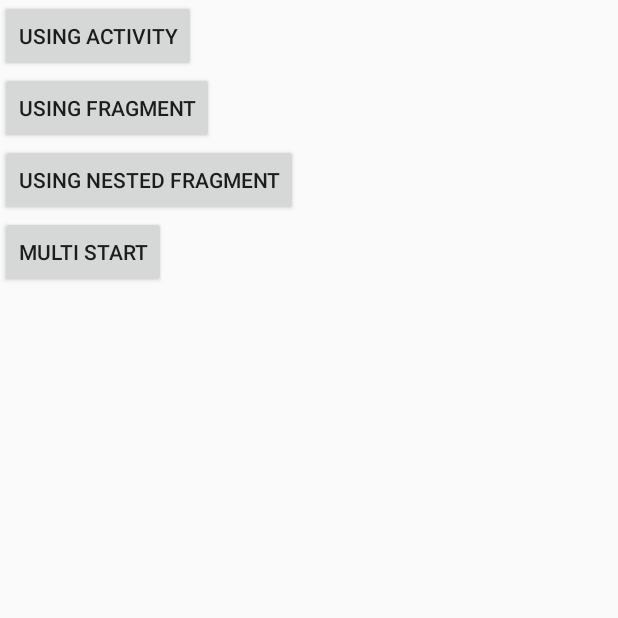
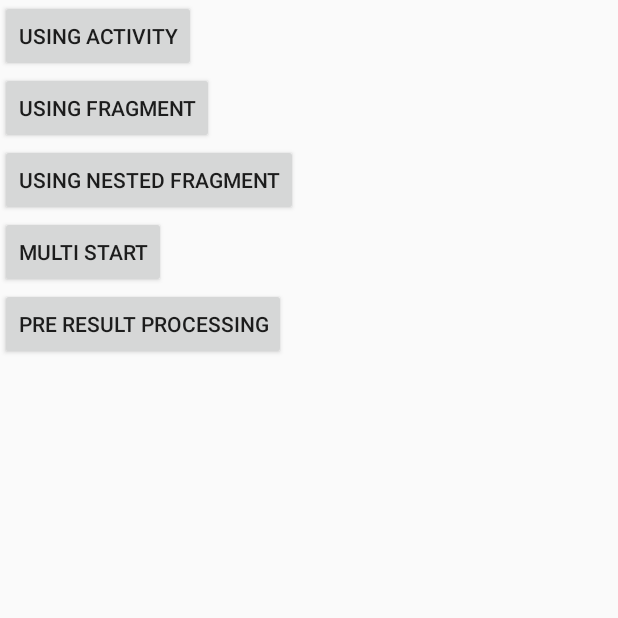
Before and after one commit to zhengzhou/RxActivityResult, an Android app: the screen it shows after launch (StartActivity), on a phone screen of 412 x 824 dp, the top half of it. Run offline under Robolectric (Android 15) with nearby library versions, the phone set to English and light mode, and no system bars; libraries missing offline, so code that uses them is left out: rx.functions, rx.subjects.

Commit message:
Added interface in order to pre process data before finishing onActivityResult

```diff
--- a/app/src/main/AndroidManifest.xml
+++ b/app/src/main/AndroidManifest.xml
@@ -36,6 +36,7 @@
         <activity android:name="app.multi_start.MultiStartActivity" />
         <activity android:name="app.multi_start.FirstActivity"/>
         <activity android:name="app.multi_start.SecondActivity"/>
+        <activity android:name="app.OnPreResultActivity" />
     </application>
 
 </manifest>
--- a/app/src/main/java/app/StartActivity.java
+++ b/app/src/main/java/app/StartActivity.java
@@ -29,5 +29,8 @@ public class StartActivity extends AppCompatActivity {
             startActivity(new Intent(StartActivity.this, MultiStartActivity.class));
         });
 
+        findViewById(R.id.bt_pre_result).setOnClickListener(view -> {
+            startActivity(new Intent(StartActivity.this, OnPreResultActivity.class));
+        });
     }
 }
--- a/app/src/main/res/layout/start_activity.xml
+++ b/app/src/main/res/layout/start_activity.xml
@@ -27,4 +27,10 @@
         android:layout_width="wrap_content"
         android:layout_height="wrap_content"
         android:text="@string/multi_start" />
+
+    <Button
+        android:id="@+id/bt_pre_result"
+        android:layout_width="wrap_content"
+        android:layout_height="wrap_content"
+        android:text="@string/pre_result" />
 </LinearLayout>
--- a/app/src/main/res/values/strings.xml
+++ b/app/src/main/res/values/strings.xml
@@ -8,4 +8,5 @@
     <string name="using_nested_fragment">Using nested fragment</string>
     <string name="intent_sender">Intent sender</string>
     <string name="multi_start">Multi start</string>
+    <string name="pre_result">Pre result processing</string>
 </resources>
--- a/build.gradle
+++ b/build.gradle
@@ -5,7 +5,7 @@ buildscript {
         jcenter()
     }
     dependencies {
-        classpath 'com.android.tools.build:gradle:2.1.3'
+        classpath 'com.android.tools.build:gradle:2.2.0'
         classpath 'com.github.dcendents:android-maven-gradle-plugin:1.4.1'
         // NOTE: Do not place your application dependencies here; they belong
         // in the individual module build.gradle files
--- a/rx_activity_result/src/main/java/rx_activity_result/HolderActivity.java
+++ b/rx_activity_result/src/main/java/rx_activity_result/HolderActivity.java
@@ -23,6 +23,7 @@ import android.os.Bundle;
 
 public class HolderActivity extends Activity {
     private static Request request;
+    private OnResult onPreResult;
     private OnResult onResult;
     private int resultCode;
     private Intent data;
@@ -35,6 +36,7 @@ public class HolderActivity extends Activity {
             return;
         }
 
+        onPreResult = request.onPreResult();
         onResult = request.onResult();
 
         if (savedInstanceState != null) return;
@@ -76,6 +78,10 @@ public class HolderActivity extends Activity {
         this.resultCode = resultCode;
         this.data = data;
 
+        if (this.onPreResult != null) {
+            this.onPreResult.response(resultCode, data);
+        }
+
         finish();
     }
 
--- a/rx_activity_result/src/main/java/rx_activity_result/OnResult.java
+++ b/rx_activity_result/src/main/java/rx_activity_result/OnResult.java
@@ -5,6 +5,6 @@ import android.support.annotation.Nullable;
 
 import java.io.Serializable;
 
-interface OnResult extends Serializable {
+public interface OnResult extends Serializable {
     void response(int resultCode, @Nullable Intent data);
 }
--- a/rx_activity_result/src/main/java/rx_activity_result/RxActivityResult.java
+++ b/rx_activity_result/src/main/java/rx_activity_result/RxActivityResult.java
@@ -65,17 +65,22 @@ public class RxActivityResult {
 
         public Observable<Result<T>> startIntentSender(IntentSender intentSender, @Nullable Intent fillInIntent, int flagsMask, int flagsValues, int extraFlags, Bundle options) {
             RequestIntentSender requestIntentSender = new RequestIntentSender(intentSender, fillInIntent, flagsMask, flagsValues, extraFlags, options);
-            return startHolderActivity(requestIntentSender);
+            return startHolderActivity(requestIntentSender, null);
         }
 
         public Observable<Result<T>> startIntent(final Intent intent) {
-            return startHolderActivity(new Request(intent));
+            return startIntent(intent, null);
         }
 
-        private Observable<Result<T>> startHolderActivity(Request request) {
+        public Observable<Result<T>> startIntent(final Intent intent, OnResult onPreResult) {
+            return startHolderActivity(new Request(intent), onPreResult);
+        }
+
+        private Observable<Result<T>> startHolderActivity(Request request, OnResult onPreResult) {
 
             OnResult onResult = uiTargetActivity ? onResultActivity() : onResultFragment();
             request.setOnResult(onResult);
+            request.setOnPreResult(onPreResult);
 
             HolderActivity.setRequest(request);
 
```
Also changed, not shown: app/build.gradle (+7 -7 lines), app/src/main/java/app/OnPreResultActivity.java (added, +43 -0 lines), app/src/main/res/layout/on_pre_result.xml (added, +22 -0 lines), rx_activity_result/build.gradle (+4 -4 lines), rx_activity_result/src/main/java/rx_activity_result/Request.java (+13 -4 lines), 3 other files.
